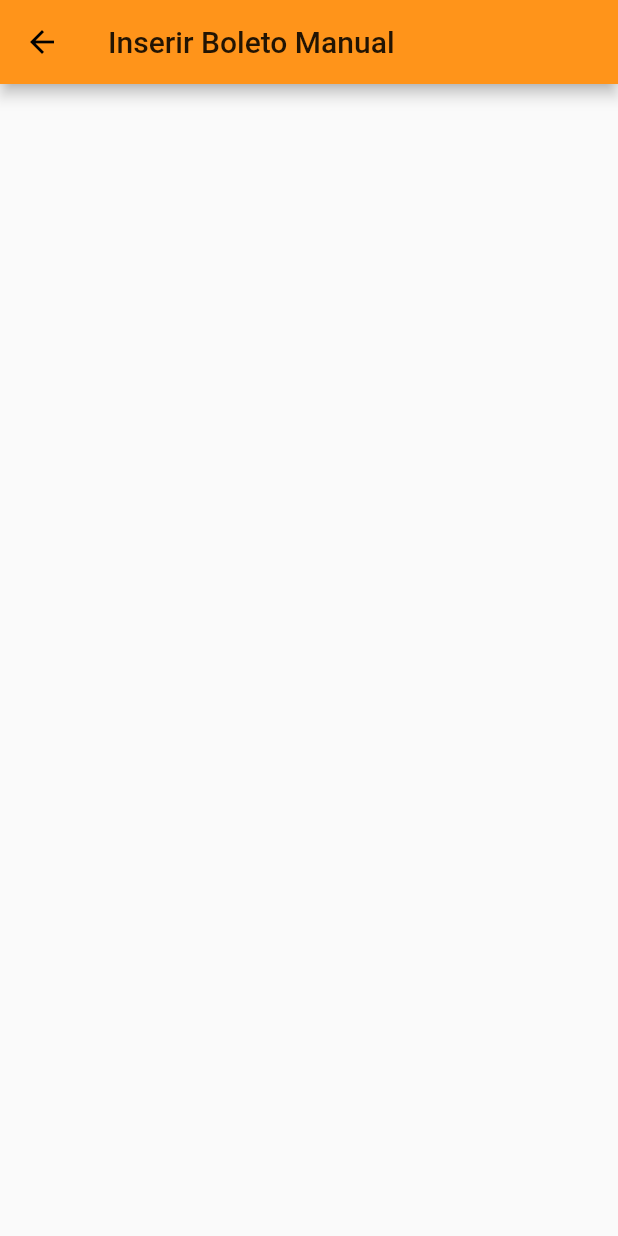
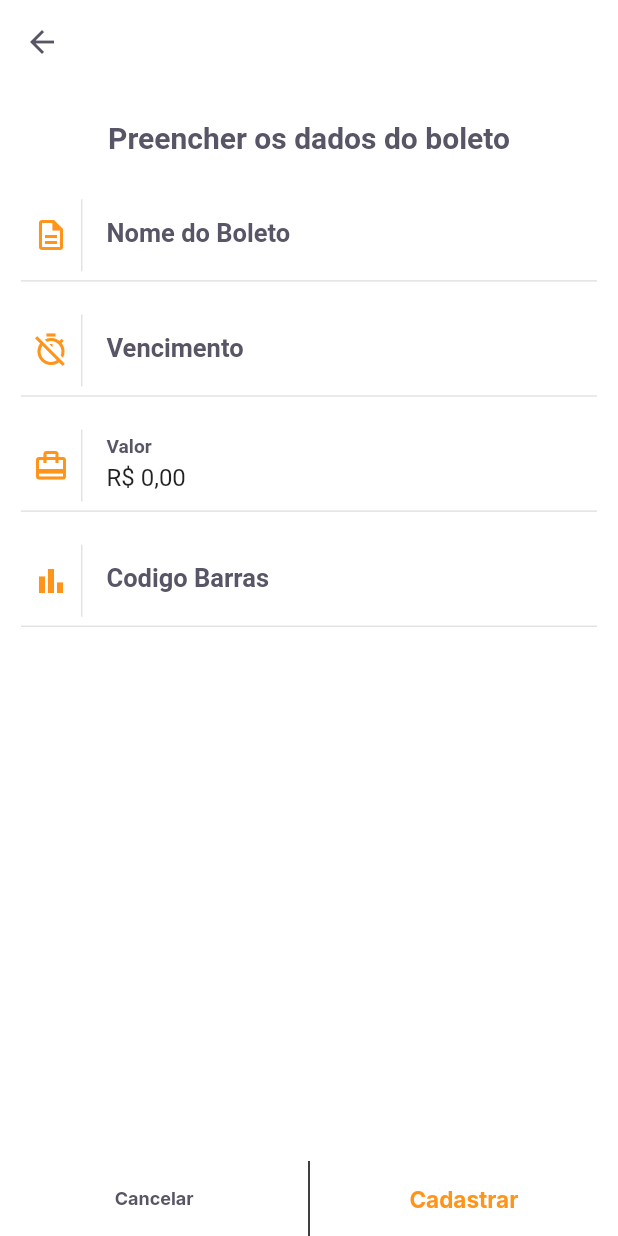
Before and after one commit to endreodev/ControleBoletos, a Flutter app: the InsertBoletoPage screen opened by its route, on a phone screen of 412 x 824 dp. Run offline on Flutter 3.47's test engine with Material 2 defaults, Android fonts, the phone set to English and light mode, and no system bars; our stand-ins replace camera, firebase_core, flutter_masked_text2, google_fonts, google_sign_in, image_picker and 1 more; missing offline and left inert: google_ml_kit; accounts and stored records are empty.

Commit message:
atualizaçao

```diff
--- a/lib/modulos/barcode/barcode_page.dart
+++ b/lib/modulos/barcode/barcode_page.dart
@@ -101,13 +101,15 @@ class _BarcodeScannerPageState extends State<BarcodeScannerPage> {
                 if (status.hasError) {
                   return Align(
                       alignment: Alignment.bottomLeft,
-                      child: bottonSheetWidget(
+                      child: bottonsheetwidget(
                           primaryLabel: "Escanear novamente",
                           primaryOnPressed: () {
                             controller.scanWithCamera();
                           },
                           secundaryLabel: "Digitar código",
-                          secundaryOnPressed: () {},
+                          secundaryOnPressed: () {
+                            Navigator.pushNamed(context, '/insertBoleto');
+                          },
                           title:
                               "Não foi possível identificar um código de barras.",
                           subtitle:
--- a/lib/modulos/insert_boleto/insert_boleto.dart
+++ b/lib/modulos/insert_boleto/insert_boleto.dart
@@ -1,13 +1,111 @@
 import 'package:flutter/material.dart';
+import 'package:flutter_masked_text2/flutter_masked_text2.dart';
+import 'package:nlw_application/shared/themes/app_text_styles.dart';
+import 'package:nlw_application/shared/themes/appcolors.dart';
+import 'package:nlw_application/shared/widgets/input_text_widget.dart';
+import 'package:nlw_application/shared/widgets/label_button/setlabelButton.dart';
 
-class InsertBoletoPage extends StatelessWidget {
-  const InsertBoletoPage({Key? key}) : super(key: key);
+import 'insert_boleto_controller.dart';
+
+class InsertBoletoPage extends StatefulWidget {
+  final String? barcode;
+
+  const InsertBoletoPage({Key? key, this.barcode}) : super(key: key);
+
+  @override
+  _InsertBoletoPageState createState() => _InsertBoletoPageState();
+}
+
+class _InsertBoletoPageState extends State<InsertBoletoPage> {
+  final controller = InsertBoletoController();
+  final moneyInpuTextController = MoneyMaskedTextController(leftSymbol: 'R\$ ');
+  final dataInputTextController = MaskedTextController(mask: '00/00/0000');
+  final barcodeInputTextController = TextEditingController();
+
+  @override
+  void initState() {
+    if (widget.barcode != null) {
+      barcodeInputTextController.text = widget.barcode!;
+    }
+    super.initState();
+  }
 
   @override
   Widget build(BuildContext context) {
     return Scaffold(
+      backgroundColor: AppColors.background,
       appBar: AppBar(
-        title: Text('Inserir Boleto Manual'),
+        backgroundColor: AppColors.background,
+        elevation: 0,
+        leading: BackButton(
+          color: AppColors.grey,
+        ),
+      ),
+      body: Column(
+        children: [
+          Padding(
+            padding: const EdgeInsets.symmetric(horizontal: 13, vertical: 24),
+            child: Text(
+              'Preencher os dados do boleto',
+              style: TextStyles.titleBoldHeadingBlack,
+              textAlign: TextAlign.center,
+            ),
+          ),
+          Form(
+              key: controller.formKey,
+              child: Column(
+                children: [
+                  InputTextWidget(
+                    label: "Nome do Boleto",
+                    icon: Icons.description_outlined,
+                    onChanged: (value) {
+                      controller.onChange(nome: value);
+                    },
+                    validator: controller.validateName,
+                  ),
+                  InputTextWidget(
+                      label: "Vencimento",
+                      icon: Icons.timer_off_outlined,
+                      onChanged: (value) {
+                        controller.onChange(dueDate: value);
+                      },
+                      controller: dataInputTextController,
+                      validator: controller.validateVencimento),
+                  InputTextWidget(
+                    label: "Valor",
+                    icon: Icons.wallet_travel,
+                    onChanged: (value) {
+                      controller.onChange(
+                          value: moneyInpuTextController.numberValue);
+                    },
+                    controller: moneyInpuTextController,
+                    validator: (_) => controller
+                        .validateValor(moneyInpuTextController.numberValue),
+                  ),
+                  InputTextWidget(
+                    label: "Codigo Barras",
+                    icon: Icons.bar_chart_sharp,
+                    onChanged: (value) {
+                      controller.onChange(barcode: value);
+                    },
+                    controller: barcodeInputTextController,
+                    validator: controller.validateCodigo,
+                  ),
+                ],
+              ))
+        ],
+      ),
+      bottomNavigationBar: setlabelButton(
+        primaryLabel: 'Cancelar',
+        primaryOnPressed: () {
+          Navigator.pushNamed(context, '/home');
+        },
+        secundaryLabel: 'Cadastrar',
+        secundaryOnPressed: () async {
+          await controller.cadastrarBoleto();
+          Navigator.pushNamed(context, '/home');
+        },
+        enableSecundarycolor: true,
       ),
     );
   }
--- /dev/null
+++ b/lib/modulos/insert_boleto/insert_boleto_controller.dart
@@ -0,0 +1,52 @@
+import 'package:flutter/cupertino.dart';
+import 'package:nlw_application/shared/models/boleto_model.dart';
+import 'package:shared_preferences/shared_preferences.dart';
+
+class InsertBoletoController {
+  final formKey = GlobalKey<FormState>();
+  BoletoModel model = BoletoModel();
+
+  String? validateName(String? value) =>
+      value?.isEmpty ?? true ? "O nome não poder ser vazio" : null;
+
+  String? validateVencimento(String? value) => value?.isEmpty ?? true
+      ? "A data do vencimento não poder ser vazio"
+      : null;
+  String? validateValor(double value) =>
+      value == 0 ? "O Valor não poder ser vazio" : null;
+  String? validateCodigo(String? value) =>
+      value?.isEmpty ?? true ? "O codigo não poder ser vazio" : null;
+
+  void onChange({
+    String? nome,
+    String? dueDate,
+    double? value,
+    String? barcode,
+  }) {
+    model = model.copyWith(
+      nome: nome,
+      dueDate: dueDate,
+      value: value,
+      barcode: barcode,
+    );
+  }
+
+  Future<void> saveBoleto() async {
+    final instance = await SharedPreferences.getInstance();
+    final boletos = instance.getStringList("boletos") ?? <String>[];
+    boletos.add(model.toJson());
+
+    await instance.setStringList("boletos", boletos);
+
+    return;
+  }
+
+  Future<void> cadastrarBoleto() async {
+    final form = formKey.currentState;
+
+    if (form!.validate()) {
+      print(model);
+      return saveBoleto();
+    }
+  }
+}
--- a/lib/shared/auth/auth_controller.dart
+++ b/lib/shared/auth/auth_controller.dart
@@ -14,7 +14,7 @@ class AuthController {
       saveUser(user);
       _user = user;
       isAuthenticated = true;
-      Navigator.pushReplacementNamed(context, '/home');
+      Navigator.pushReplacementNamed(context, "/home");
     } else {
       isAuthenticated = false;
       Navigator.pushNamed(context, '/login');
--- /dev/null
+++ b/lib/shared/models/boleto_model.dart
@@ -0,0 +1,73 @@
+import 'dart:convert';
+
+class BoletoModel {
+  final String? nome;
+  final String? dueDate;
+  final double? value;
+  final String? barcode;
+
+  BoletoModel({
+    this.nome,
+    this.dueDate,
+    this.value,
+    this.barcode,
+  });
+
+  BoletoModel copyWith({
+    String? nome,
+    String? dueDate,
+    double? value,
+    String? barcode,
+  }) {
+    return BoletoModel(
+      nome: nome ?? this.nome,
+      dueDate: dueDate ?? this.dueDate,
+      value: value ?? this.value,
+      barcode: barcode ?? this.barcode,
+    );
+  }
+
+  Map<String, dynamic> toMap() {
+    return {
+      'nome': nome,
+      'dueDate': dueDate,
+      'value': value,
+      'barcode': barcode,
+    };
+  }
+
+  factory BoletoModel.fromMap(Map<String, dynamic> map) {
+    return BoletoModel(
+      nome: map['nome'],
+      dueDate: map['dueDate'],
+      value: map['value'],
+      barcode: map['barcode'],
+    );
+  }
+
+  String toJson() => json.encode(toMap());
+
+  factory BoletoModel.fromJson(String source) =>
+      BoletoModel.fromMap(json.decode(source));
+
+  @override
+  String toString() {
+    return 'BoletoModel(nome: $nome, dueDate: $dueDate, value: $value, barcode: $barcode)';
+  }
+
+  @override
+  bool operator ==(Object other) {
+    if (identical(this, other)) return true;
+
+    return other is BoletoModel &&
+        other.nome == nome &&
+        other.dueDate == dueDate &&
+        other.value == value &&
+        other.barcode == barcode;
+  }
+
+  @override
+  int get hashCode {
+    return nome.hashCode ^ dueDate.hashCode ^ value.hashCode ^ barcode.hashCode;
+  }
+}
--- a/lib/shared/themes/app_text_styles.dart
+++ b/lib/shared/themes/app_text_styles.dart
@@ -18,6 +18,11 @@ class TextStyles {
     fontSize: 20,
     fontWeight: FontWeight.w600,
     color: AppColors.shape,
+  );
+  static final titleBoldHeadingBlack = GoogleFonts.lexendDeca(
+    fontSize: 20,
+    fontWeight: FontWeight.w600,
+    color: AppColors.heading,
   );
   static final titleBoldBackground = GoogleFonts.lexendDeca(
     fontSize: 20,
--- a/lib/shared/widgets/bottonSheetWidget/bottonSheet.dart
+++ b/lib/shared/widgets/bottonSheetWidget/bottonSheet.dart
@@ -3,7 +3,7 @@ import 'package:nlw_application/shared/themes/app_text_styles.dart';
 import 'package:nlw_application/shared/themes/appcolors.dart';
 import 'package:nlw_application/shared/widgets/label_button/setlabelButton.dart';
 
-class bottonSheetWidget extends StatelessWidget {
+class bottonsheetwidget extends StatelessWidget {
   final String primaryLabel;
   final VoidCallback primaryOnPressed;
   final String secundaryLabel;
@@ -11,7 +11,7 @@ class bottonSheetWidget extends StatelessWidget {
   final String title;
   final String subtitle;
 
-  const bottonSheetWidget({
+  const bottonsheetwidget({
     Key? key,
     required this.primaryLabel,
     required this.primaryOnPressed,
--- /dev/null
+++ b/lib/shared/widgets/input_text_widget.dart
@@ -0,0 +1,67 @@
+import 'package:flutter/material.dart';
+import 'package:nlw_application/shared/themes/app_text_styles.dart';
+import 'package:nlw_application/shared/themes/appcolors.dart';
+
+class InputTextWidget extends StatelessWidget {
+  final String label;
+  final IconData icon;
+  final String? initialValue;
+  final String? Function(String?)? validator;
+  final TextEditingController? controller;
+  final void Function(String value) onChanged;
+
+  const InputTextWidget({
+    Key? key,
+    required this.label,
+    required this.icon,
+    this.initialValue,
+    this.validator,
+    this.controller,
+    required this.onChanged,
+  }) : super(key: key);
+
+  @override
+  Widget build(BuildContext context) {
+    return Padding(
+      padding: const EdgeInsets.only(bottom: 16, left: 14, right: 14),
+      child: Column(
+        children: [
+          TextFormField(
+            initialValue: initialValue,
+            validator: validator,
+            controller: controller,
+            onChanged: onChanged,
+            decoration: InputDecoration(
+              labelText: label,
+              labelStyle: TextStyles.titleListTile,
+              icon: Row(
+                mainAxisSize: MainAxisSize.min,
+                children: [
+                  Center(
+                      child: Padding(
+                    padding: const EdgeInsets.all(8.0),
+                    child: Icon(
+                      icon,
+                      color: AppColors.primary,
+                    ),
+                  )),
+                  Container(
+                    width: 1,
+                    height: 48,
+                    color: AppColors.stroke,
+                  ),
+                ],
+              ),
+              border: InputBorder.none,
+            ),
+          ),
+          Divider(
+            height: 1,
+            thickness: 1,
+            color: AppColors.stroke,
+          ),
+        ],
+      ),
+    );
+  }
+}
--- a/lib/shared/widgets/label_button/setlabelButton.dart
+++ b/lib/shared/widgets/label_button/setlabelButton.dart
@@ -9,6 +9,7 @@ class setlabelButton extends StatelessWidget {
   final String secundaryLabel;
   final VoidCallback secundaryOnPressed;
   final bool enablePrimarycolor;
+  final bool enableSecundarycolor;
 
   const setlabelButton({
     Key? key,
@@ -17,6 +18,7 @@ class setlabelButton extends StatelessWidget {
     required this.secundaryLabel,
     required this.secundaryOnPressed,
     this.enablePrimarycolor = false,
+    this.enableSecundarycolor = false,
   }) : super(key: key);
 
   @override
@@ -41,6 +43,7 @@ class setlabelButton extends StatelessWidget {
             child: LabelBarButton(
               label: secundaryLabel,
               onPressed: secundaryOnPressed,
+              style: enableSecundarycolor ? TextStyles.buttonBoldPrimary : null,
             ),
           )
         ],
--- a/pubspec.yaml
+++ b/pubspec.yaml
@@ -35,6 +35,7 @@ dependencies:
   google_ml_kit: ^0.7.0
   camera: ^0.8.1+7
   image_picker: ^0.8.3+2
+  flutter_masked_text2: ^0.9.1
 
 
 dev_dependencies:
```
Also changed, not shown: lib/modulos/home/home_page.dart (+9 -4 lines), lib/modulos/insert_boleto/boleto_list_controler.dart (added, +22 -0 lines), lib/shared/widgets/boleto_tile/boleto_list_widget.dart (added, +24 -0 lines), lib/shared/widgets/boleto_tile/boleto_tile.dart (added, +31 -0 lines), pubspec.lock.
